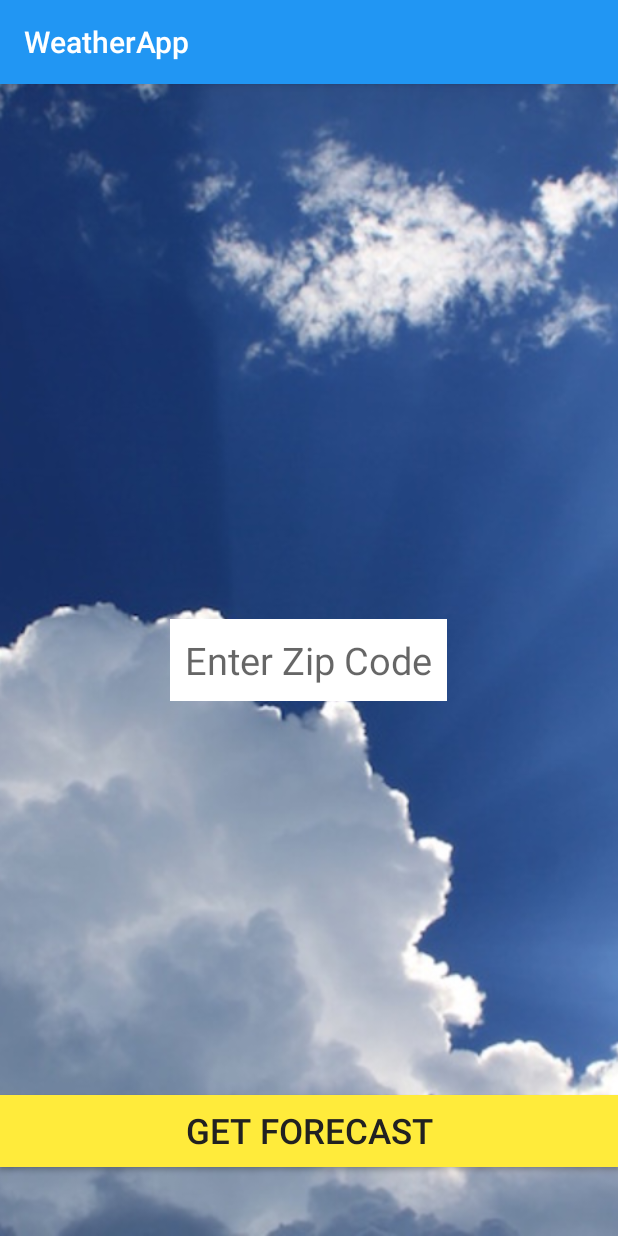
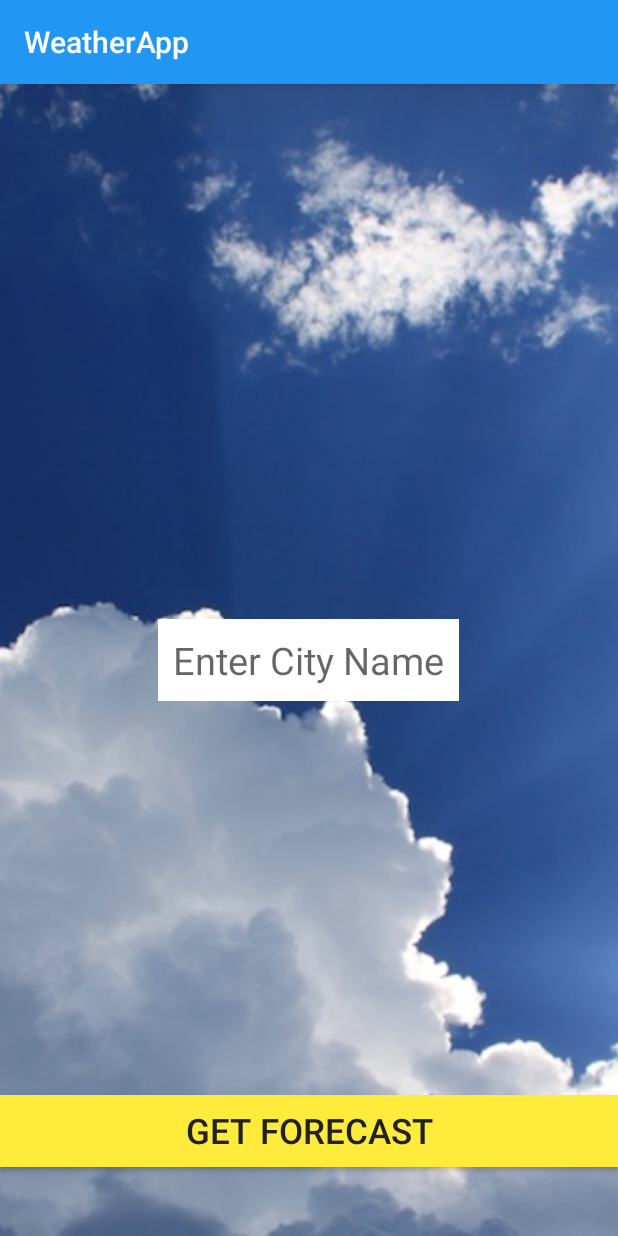
Before and after one commit to mbrecunier/WeatherApp, an Android app: the screen it shows after launch (MainActivity), on a phone screen of 412 x 824 dp. Run offline under Robolectric (Android 15) with nearby library versions, the phone set to English and light mode, and no system bars; our stand-ins replace ButterKnife.

Commit message:
change hint from zipcode to city name

```diff
--- a/app/src/main/res/layout/activity_main.xml
+++ b/app/src/main/res/layout/activity_main.xml
@@ -35,8 +35,7 @@
         android:id="@+id/locationEditText"
         android:background="@color/colorTextIcons"
         android:padding="10dp"
-        android:inputType="number"
-        android:hint="Enter Zip Code"
+        android:hint="Enter City Name"
         android:layout_centerVertical="true"
         android:layout_centerHorizontal="true"
         android:textSize="25sp" />
```
